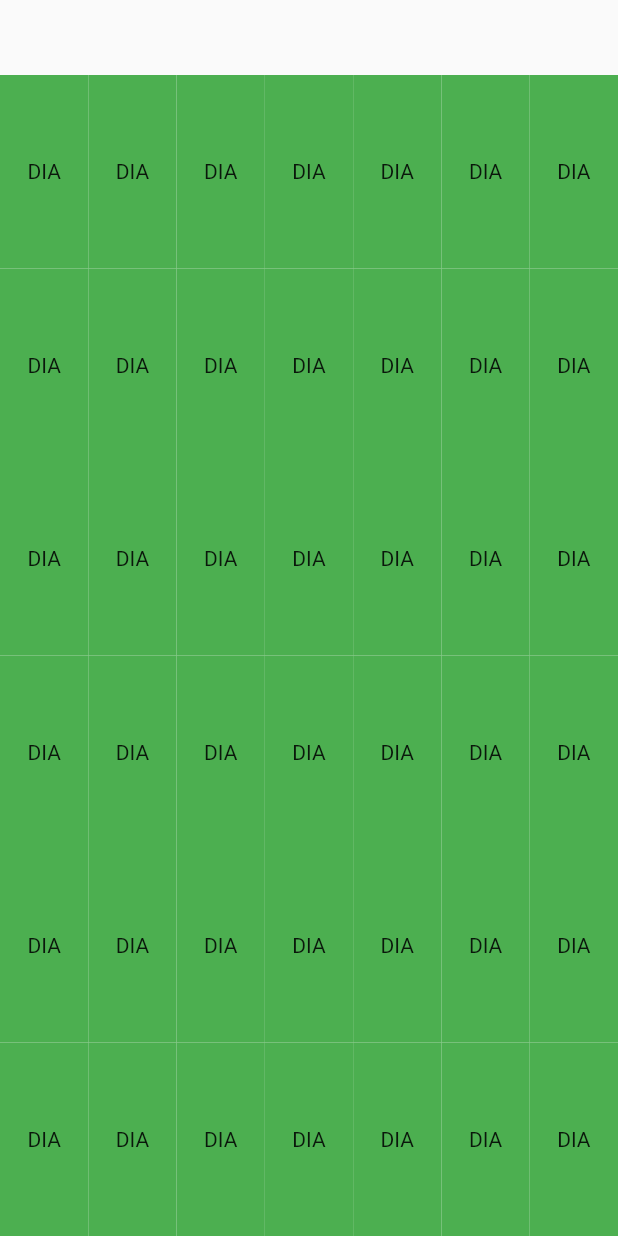
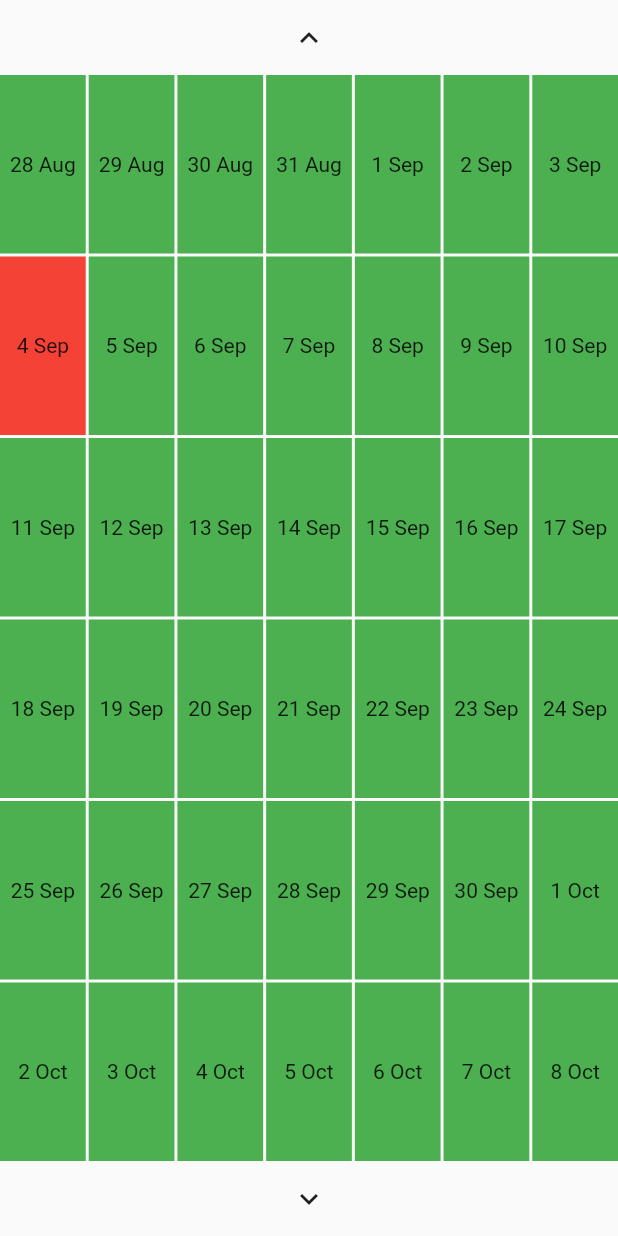
Before and after one commit to MagnerSA/checklife, a Flutter app: the CalendarPage screen opened directly, on a phone screen of 412 x 824 dp. Run offline on Flutter 3.47's test engine with Material 2 defaults, Android fonts, the phone set to English and light mode, and no system bars.

Commit message:
Adicionado Calendário

```diff
--- a/lib/calendarPage.dart
+++ b/lib/calendarPage.dart
@@ -1,3 +1,4 @@
+import 'package:checklife/comparing.dart';
 import 'package:checklife/formatting.dart';
 import 'package:flutter/material.dart';
 
@@ -10,13 +11,28 @@ class CalendarPage extends StatefulWidget {
 
 class _CalendarPageState extends State<CalendarPage> {
   Formatting formatting = Formatting();
+  Comparing compare = Comparing();
 
-  dayTile() {
+  List<List<DateTime>> dates = [];
+  int head = 0;
+  int lastIndex = 5;
+
+  @override
+  initState() {
+    initMap();
+
+    super.initState();
+  }
+
+  dayTile(DateTime day) {
     return Expanded(
       child: Container(
-        color: Colors.green,
-        child: const Center(
-          child: Text("DIA"),
+        color: compare.isSameDay(
+                DateTime.now().subtract(const Duration(hours: 3)), day)
+            ? Colors.red
+            : Colors.green,
+        child: Center(
+          child: Text(formatting.dayAndMonth(day)),
         ),
       ),
     );
@@ -26,26 +42,84 @@ class _CalendarPageState extends State<CalendarPage> {
     return Expanded(
       child: Row(
         children: [
-          dayTile(),
-          dayTile(),
-          dayTile(),
-          dayTile(),
-          dayTile(),
-          dayTile(),
-          dayTile(),
+          dayTile(dates[week][0]),
+          const SizedBox(width: 2),
+          dayTile(dates[week][1]),
+          const SizedBox(width: 2),
+          dayTile(dates[week][2]),
+          const SizedBox(width: 2),
+          dayTile(dates[week][3]),
+          const SizedBox(width: 2),
+          dayTile(dates[week][4]),
+          const SizedBox(width: 2),
+          dayTile(dates[week][5]),
+          const SizedBox(width: 2),
+          dayTile(dates[week][6]),
         ],
       ),
     );
   }
 
+  initMap() {
+    DateTime lastWeek =
+        DateTime.now().subtract(const Duration(hours: 3, days: 7));
+
+    DateTime firstDay =
+        lastWeek.subtract(Duration(days: formatting.weekDay(lastWeek) - 1));
+
+    for (int i = 0; i < 6; i++) {
+      List<DateTime> week = [];
+      for (int j = 0; j < 7; j++) {
+        week.add(firstDay.add(Duration(days: (i * 7) + j)));
+      }
+      dates.add(week);
+    }
+  }
+
+  goUp() {
+    if (head == 0) {
+      print("CRIOU NOVA UP");
+      var lastWeekFirstDay = dates[0][0].subtract(const Duration(days: 7));
+      var newWeek = createWeek(lastWeekFirstDay);
+      setState(() {
+        dates.insert(0, newWeek);
+        lastIndex++;
+      });
+    } else if (head > 0) {
+      setState(() {
+        head--;
+      });
+    }
+  }
+
+  goDown() {
+    if (head + 5 == lastIndex) {
+      print("CRIOU NOVA DOWN");
+      var nextWeekFirstDay = dates[lastIndex][0].add(const Duration(days: 7));
+      var newWeek = createWeek(nextWeekFirstDay);
+      setState(() {
+        head++;
+        lastIndex++;
+        dates.add(newWeek);
+      });
+    } else if (head + 5 < lastIndex) {
+      setState(() {
+        head++;
+      });
+    }
+  }
+
+  createWeek(DateTime firstDay) {
+    List<DateTime> week = [];
+    for (int i = 0; i < 7; i++) {
+      week.add(firstDay.add(Duration(days: i)));
+    }
+
+    return week;
+  }
+
   @override
   Widget build(BuildContext context) {
-    DateTime firstDay = DateTime.now()
-        .subtract(const Duration(hours: 3))
-        .add(const Duration(days: 1));
-
-    print(firstDay.subtract(Duration(days: formatting.weekDay(firstDay) - 1)));
-
     return SafeArea(
       child: Scaffold(
         body: Center(
@@ -53,17 +127,41 @@ class _CalendarPageState extends State<CalendarPage> {
             children: [
               Container(
                 height: 50,
+                child: Center(
+                  child: IconButton(
+                    onPressed: goUp,
+                    icon: const Icon(
+                      Icons.keyboard_arrow_up,
+                    ),
+                  ),
+                ),
               ),
               Expanded(
                 child: Column(
                   children: [
-                    calendarLine(0),
-                    calendarLine(0),
-                    calendarLine(0),
-                    calendarLine(0),
-                    calendarLine(0),
-                    calendarLine(0),
+                    calendarLine(head),
+                    const SizedBox(height: 2),
+                    calendarLine(head + 1),
+                    const SizedBox(height: 2),
+                    calendarLine(head + 2),
+                    const SizedBox(height: 2),
+                    calendarLine(head + 3),
+                    const SizedBox(height: 2),
+                    calendarLine(head + 4),
+                    const SizedBox(height: 2),
+                    calendarLine(head + 5),
                   ],
+                ),
+              ),
+              Container(
+                height: 50,
+                child: Center(
+                  child: IconButton(
+                    onPressed: goDown,
+                    icon: const Icon(
+                      Icons.keyboard_arrow_down,
+                    ),
+                  ),
                 ),
               ),
             ],
--- a/lib/dayPage.dart
+++ b/lib/dayPage.dart
@@ -42,7 +42,9 @@ class _DayPageState extends State<DayPage> {
               Container(
                 height: 35,
                 width: 350,
-                child: Center(child: Text(formatting.getWeekDay(widget.date))),
+                child: Center(
+                    child: Text(
+                        "${formatting.getWeekDay(widget.date)}, ${formatting.dayAndMonth(widget.date)}")),
               ),
               Container(
                 height: 35,
--- a/lib/formatting.dart
+++ b/lib/formatting.dart
@@ -2,6 +2,21 @@ import 'package:checklife/comparing.dart';
 
 class Formatting {
   Comparing compare = Comparing();
+
+  Map<int, String> months = {
+    1: "Jan",
+    2: "Feb",
+    3: "Mar",
+    4: "Apr",
+    5: "May",
+    6: "Jun",
+    7: "Jul",
+    8: "Aug",
+    9: "Sep",
+    10: "Oct",
+    11: "Nov",
+    12: "Dec",
+  };
 
   getWeekDay(DateTime date) {
     print(date.weekday);
@@ -73,4 +88,8 @@ class Formatting {
     int newDay = count == 0 ? 7 : count;
     return newDay;
   }
+
+  dayAndMonth(DateTime date) {
+    return "${date.day} ${months[date.month]}";
+  }
 }
--- a/lib/main.dart
+++ b/lib/main.dart
@@ -22,12 +22,12 @@ class MyApp extends StatelessWidget {
         primarySwatch: Colors.blue,
       ),
       debugShowCheckedModeBanner: false,
-      home: CalendarPage(
-          // date: DateTime.now().subtract(const Duration(days: 1, hours: 3)),
-          // date: DateTime.now().subtract(const Duration(hours: 3)),
-          // date: DateTime.now().subtract(const Duration(hours: 3)),
-          // date: DateTime(today.year, today.month, today.day),
-          ),
+      home: DayPage(
+        // date: DateTime.now().subtract(const Duration(days: 1, hours: 3)),
+        // date: DateTime.now().subtract(const Duration(hours: 3)),
+        // date: DateTime.now().subtract(const Duration(hours: 3)),
+        date: DateTime(today.year, today.month, today.day),
+      ),
     );
   }
 }
```
